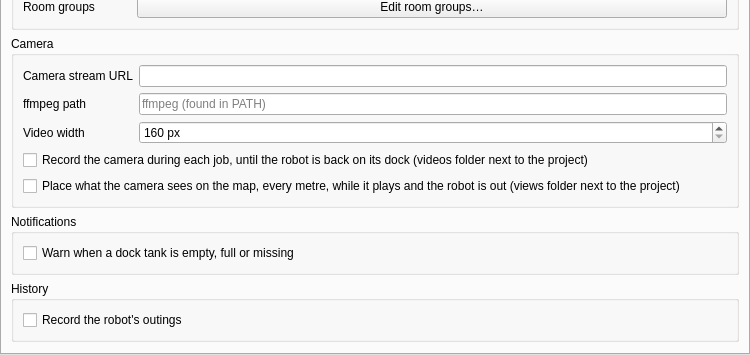
Above: valetudo_qgis/ui/settings_page.ui from sylsta/homeqgis before the change; both pictures show x 0 to 750 and y 169 to 524 of the 750 by 524 pixel window. Below: the same form after it.
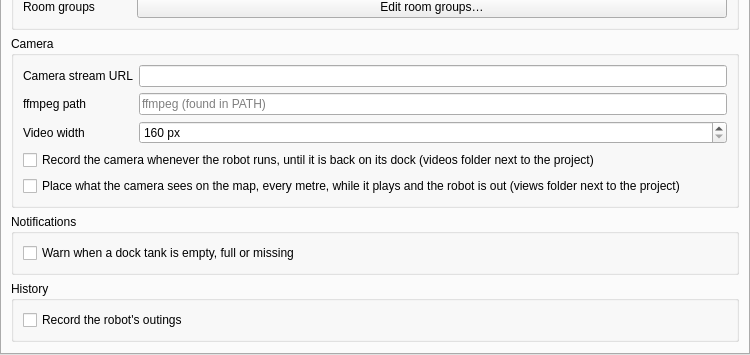
That is the form after the change. The open tabs and pages were chosen to show the change. Custom widgets are drawn as their Qt base class.

Commit message:
Camera: record whenever the robot runs
Recording starts at the first state seen running (cleaning, going somewhere,
returning, manual control), QGIS started mid-job included; it ends back on the
dock at the end of the job, or after 10 minutes paused or idle away from it (a
new one starts when the robot runs again). Stopped by hand: not started again
before the robot docks.

The edit to the form file:
```diff
--- a/valetudo_qgis/ui/settings_page.ui
+++ b/valetudo_qgis/ui/settings_page.ui
@@ -166,7 +166,7 @@
           <item row="3" column="0" colspan="2">
            <widget class="QCheckBox" name="record_jobs">
             <property name="text">
-             <string>Record the camera during each job, until the robot is back on its dock (videos folder next to the project)</string>
+             <string>Record the camera whenever the robot runs, until it is back on its dock (videos folder next to the project)</string>
             </property>
            </widget>
           </item>
```
The commit also changes 4 other files.
